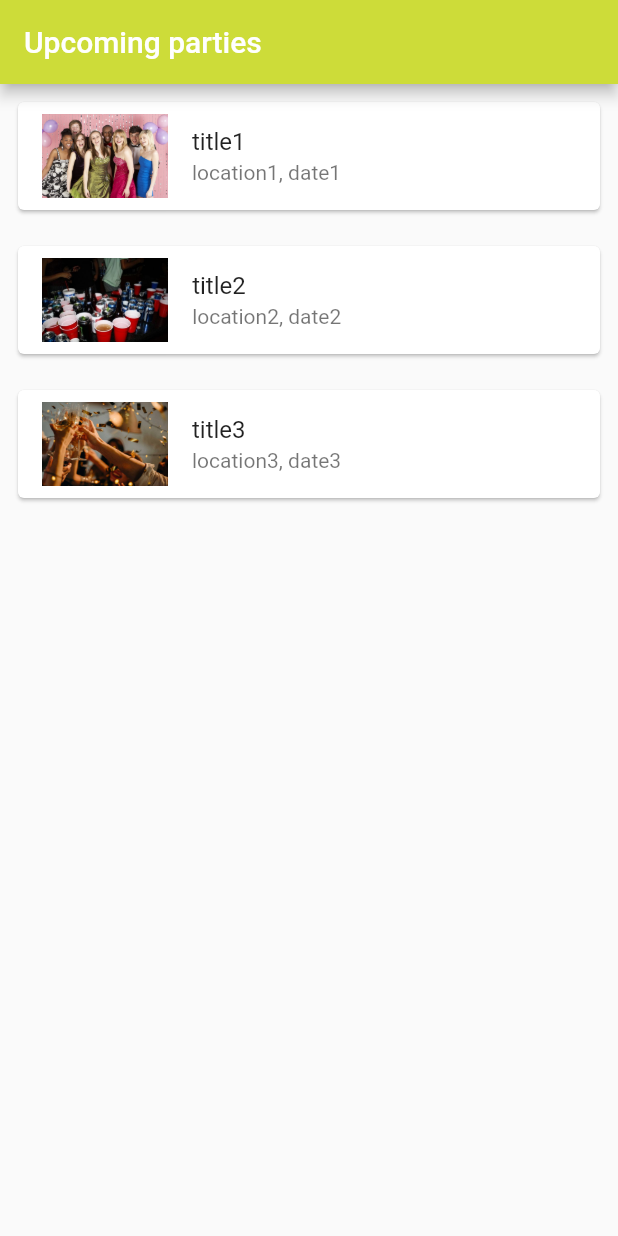
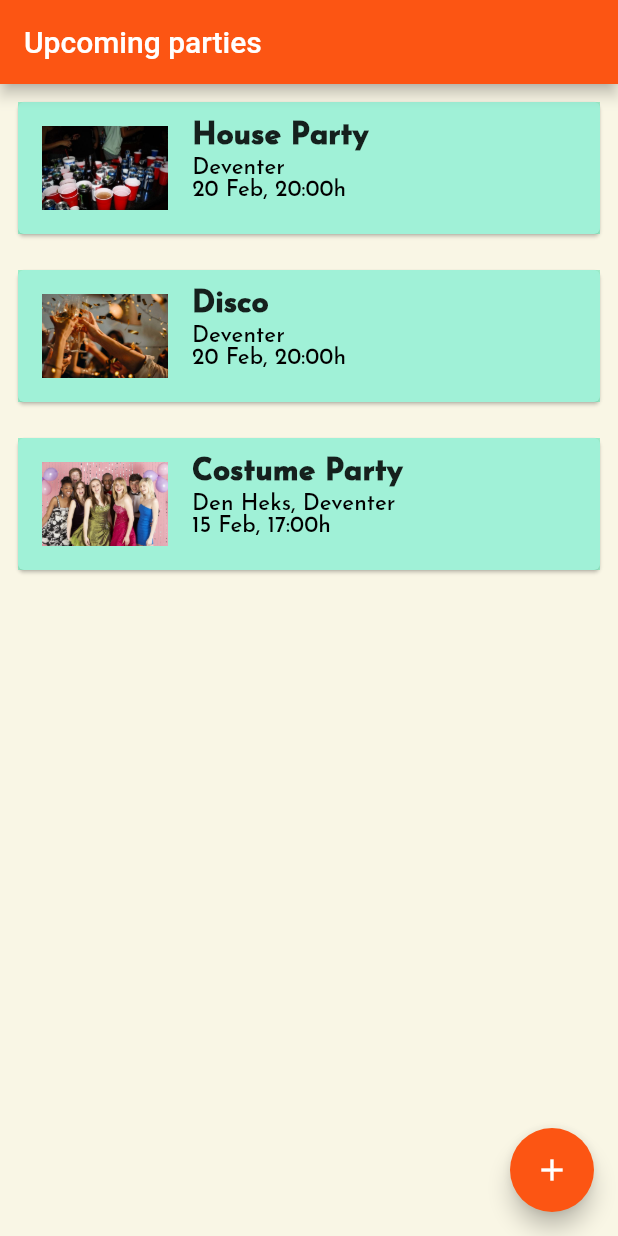
Before and after one commit to teyteymey/AAD-FlutterPrototype, a Flutter app: the screen it shows after launch, on a phone screen of 412 x 824 dp. Run offline on Flutter 3.47's test engine with Material 2 defaults, Android fonts, the phone set to English and light mode, and no system bars.

Commit message:
UI design

```diff
--- a/flutter_aad/lib/main.dart
+++ b/flutter_aad/lib/main.dart
@@ -1,9 +1,9 @@
 import 'package:flutter/material.dart';
 
 var partyInfo = [
-  ['title1', 'location1', 'date1', '1.jpg'],
-  ['title2', 'location2', 'date2', '2.jpg'],
-  ['title3', 'location3', 'date3', '3.jpg']
+  ['House Party', 'Deventer', '20 Feb, 20:00h', '2.jpg'],
+  ['Disco', 'Deventer', '20 Feb, 20:00h', '3.jpg'],
+  ['Costume Party', 'Den Heks, Deventer', '15 Feb, 17:00h', '1.jpg'],
 ];
 
 void main() {
@@ -12,13 +12,21 @@ void main() {
       home: Scaffold(
         appBar: AppBar(
           title: const Text('Upcoming parties'),
-            backgroundColor: Colors.lime,
+          backgroundColor: Color.fromARGB(255, 252, 85, 19),
         ),
         body: Container(
+          color: Color.fromARGB(228, 249, 245, 227),
           child: Column(
             children: [for (var i in partyInfo) Party(i)],
           ),
-          )),
+        ),
+        floatingActionButton: FloatingActionButton(
+            backgroundColor: Color.fromARGB(255, 252, 85, 19),
+            child: const Icon(Icons.add),
+            onPressed: () {
+              //redirect to new view
+            }),
+      ),
     ),
   );
 }
@@ -45,10 +53,23 @@ class Party extends StatelessWidget {
       onPressed: () {},
       child: Card(
         child: ListTile(
-          //leading: Image.asset(imageParty),
+          tileColor: Color.fromARGB(129, 68, 228, 175),
           leading: Image(image: AssetImage("images/" + imageParty)),
-          title: Text(titleParty),
-          subtitle: Text(locationParty + ', ' + dateParty),
+          title: Text(titleParty,
+              style: const TextStyle(
+                fontFamily: 'JosefinSans',
+                fontWeight: FontWeight.w900,
+                fontSize: 20.0,
+              )),
+          subtitle: Text(
+            locationParty + '\n' + dateParty,
+            style: const TextStyle(
+                fontFamily: 'JosefinSans',
+                fontWeight: FontWeight.w500,
+                fontSize: 15.0,
+                color: Colors.black),
+          ),
+          isThreeLine: true,
         ),
       ),
     );
```
Also changed, not shown: flutter_aad/pubspec.yaml (+11 -0 lines), flutter_aad/fonts/JosefinSans-Italic-VariableFont_wght.ttf (added), flutter_aad/fonts/JosefinSans-VariableFont_wght.ttf (added), flutter_aad/fonts/Pacifico-Regular.ttf (added). Lines whose indentation alone changed are shown as unchanged.
